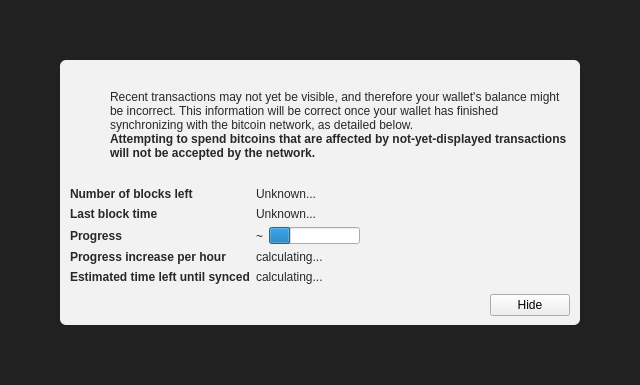
First picture: the form in src/qt/forms/modaloverlay.ui, repository xaya/xaya, before the edit.
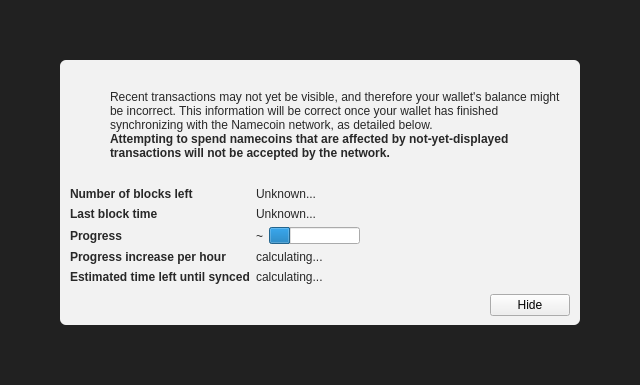
Second picture: the form after the edit. Icons and pictures are not drawn. Custom widgets are drawn as their Qt base class.

Commit message: Rebrand Qt modal overlay to Namecoin.

```diff
--- a/src/qt/forms/modaloverlay.ui
+++ b/src/qt/forms/modaloverlay.ui
@@ -130,7 +130,7 @@
              <item>
               <widget class="QLabel" name="infoText">
                <property name="text">
-                <string>Recent transactions may not yet be visible, and therefore your wallet's balance might be incorrect. This information will be correct once your wallet has finished synchronizing with the bitcoin network, as detailed below.</string>
+                <string>Recent transactions may not yet be visible, and therefore your wallet's balance might be incorrect. This information will be correct once your wallet has finished synchronizing with the Namecoin network, as detailed below.</string>
                </property>
                <property name="textFormat">
                 <enum>Qt::RichText</enum>
@@ -149,7 +149,7 @@
                 </font>
                </property>
                <property name="text">
-                <string>Attempting to spend bitcoins that are affected by not-yet-displayed transactions will not be accepted by the network.</string>
+                <string>Attempting to spend namecoins that are affected by not-yet-displayed transactions will not be accepted by the network.</string>
                </property>
                <property name="textFormat">
                 <enum>Qt::RichText</enum>
```
